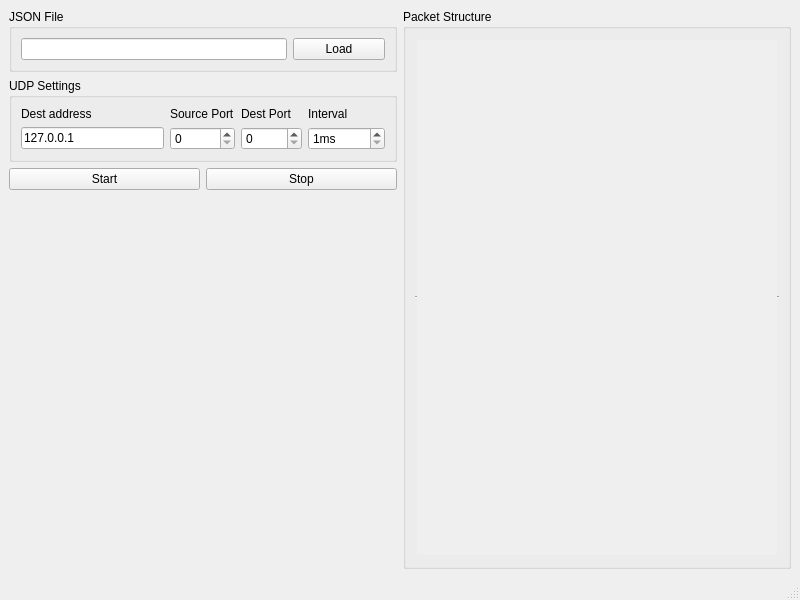
Before: the Qt Designer form main_window.ui in IamKornitskiy/UdpPacketGenerator, drawn with Qt 5.
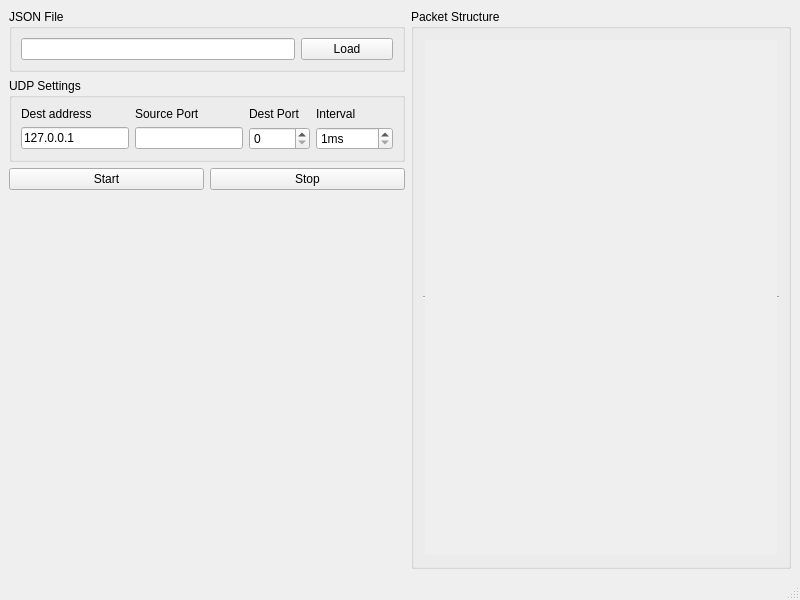
After: the same form once the commit is applied.

Commit message: feat: implement multiple destination ports and enforce pure Qt6

What changed in the file:
```diff
--- a/main_window.ui
+++ b/main_window.ui
@@ -135,10 +135,7 @@
           </widget>
          </item>
          <item row="1" column="1">
-          <widget class="QSpinBox" name="sbSrcPort">
-           <property name="maximum">
-            <number>65535</number>
-           </property>
+         <widget class="QLineEdit" name="sbDstPort">
           </widget>
          </item>
         </layout>
```
Lines whose indentation alone changed are shown as unchanged. The commit also changes 3 other files.
